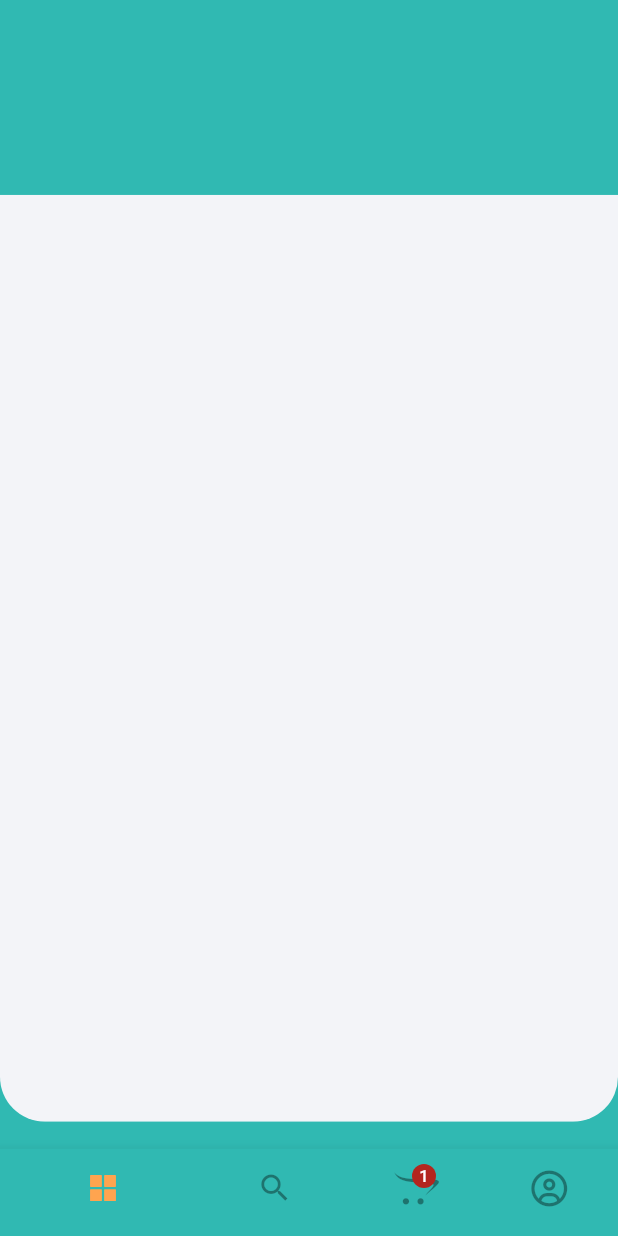
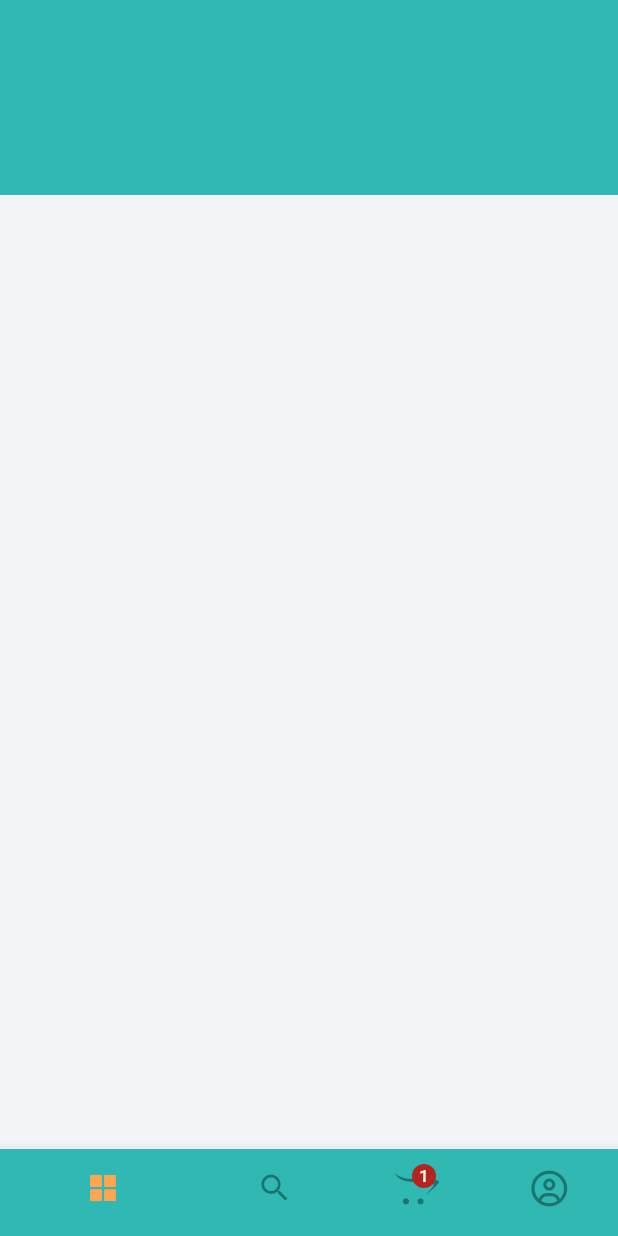
Before and after one commit to Poopa2/foodly, a Flutter app: the screen it shows after launch, on a phone screen of 412 x 824 dp. Run offline on Flutter 3.47's test engine with Material 3 defaults, Android fonts, the phone set to English and light mode, and no system bars; our stand-ins replace flutter_screenutil, flutter_vector_icons, get.

Commit message:
Section02 CustomContainer_New"

```diff
--- a/lib/common/custom_container.dart
+++ b/lib/common/custom_container.dart
@@ -12,7 +12,7 @@ class CustomContainer extends StatelessWidget {
   @override
   Widget build(BuildContext context) {
     return SizedBox(
-      height: MediaQuery.of(context).size.height * 0.75,
+      height: double.infinity,
       child: ClipRRect(
         borderRadius: BorderRadius.only(
           bottomLeft: Radius.circular(30.r),
--- a/lib/views/entrypoint.dart
+++ b/lib/views/entrypoint.dart
@@ -25,9 +25,15 @@ class MainScreen extends StatelessWidget {
     final controller = Get.put(TabIndexController());
     return Obx(
       () => Scaffold(
+        backgroundColor: kOffWhite,
         body: Stack(
           children: [
-            pageList[controller.tabIndex],
+            Container(
+              height: height,
+              width: width,
+              color: kOffWhite,
+              child: pageList[controller.tabIndex],
+            ),
             Align(
               alignment: Alignment.bottomCenter,
               child: Theme(
```
